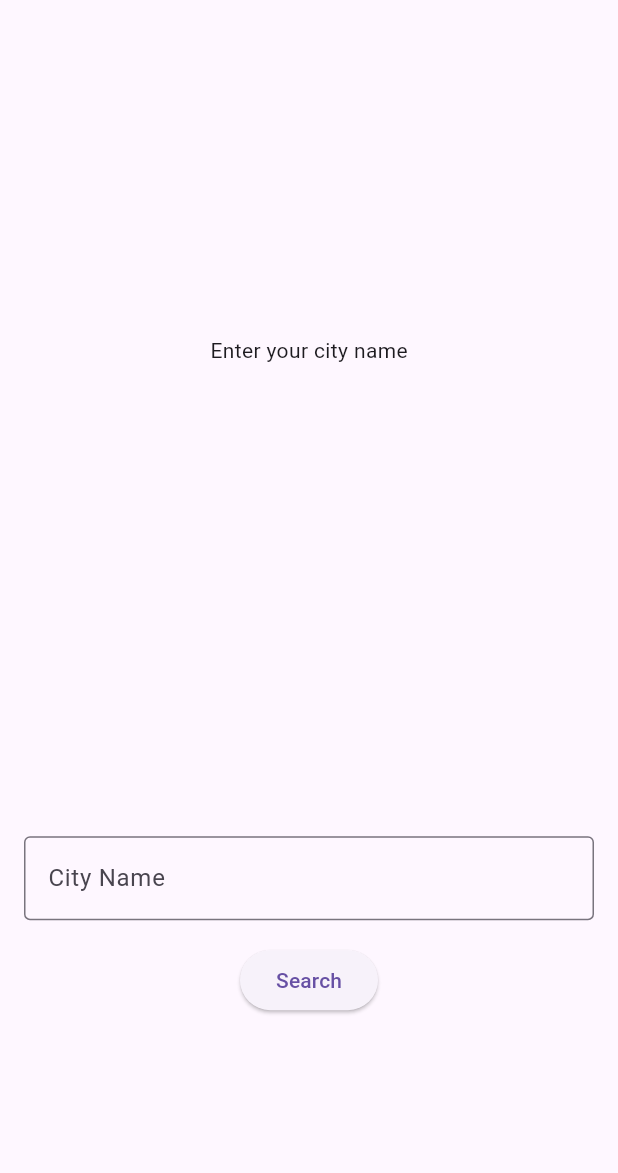
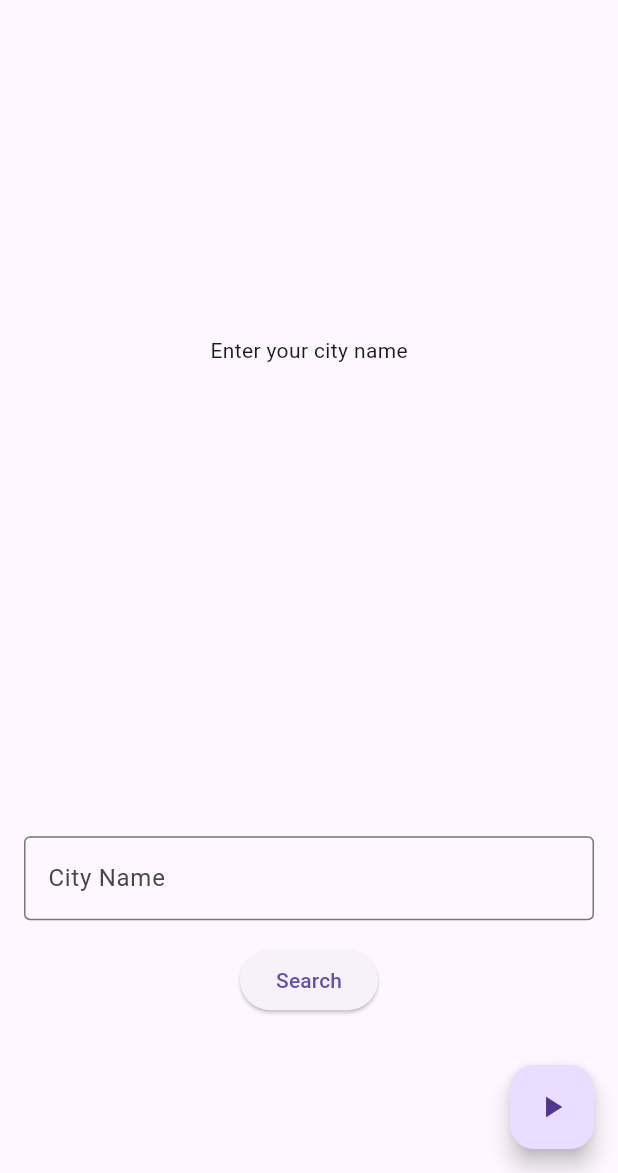
Before and after one commit to itsTowhid/quick_weather_app, a Flutter app: the first screen one second after launch, on a phone screen of 412 x 824 dp, the part 63-1236 px from its top. Run offline on Flutter 3.47's test engine with Material 3 defaults, Android fonts, the phone set to English and light mode, and no system bars; our stand-ins replace connectivity_plus, dio, flutter_dotenv, get, pretty_dio_logger.

Commit message:
animated demo feature added

```diff
--- a/lib/app/modules/home/views/home_view.dart
+++ b/lib/app/modules/home/views/home_view.dart
@@ -18,6 +18,15 @@ class HomeView extends GetView<HomeController> {
             Expanded(flex: 3, child: buildInputSection()),
           ],
         ),
+      ),
+      floatingActionButton: Obx(
+        () {
+          final animating = controller.isAnimating.value;
+          return FloatingActionButton(
+            onPressed: controller.playPauseAnim,
+            child: Icon(animating ? Icons.pause : Icons.play_arrow),
+          );
+        },
       ),
     );
   }
```
Also changed, not shown: lib/app/modules/home/controllers/home_controller.dart (+28 -0 lines).
